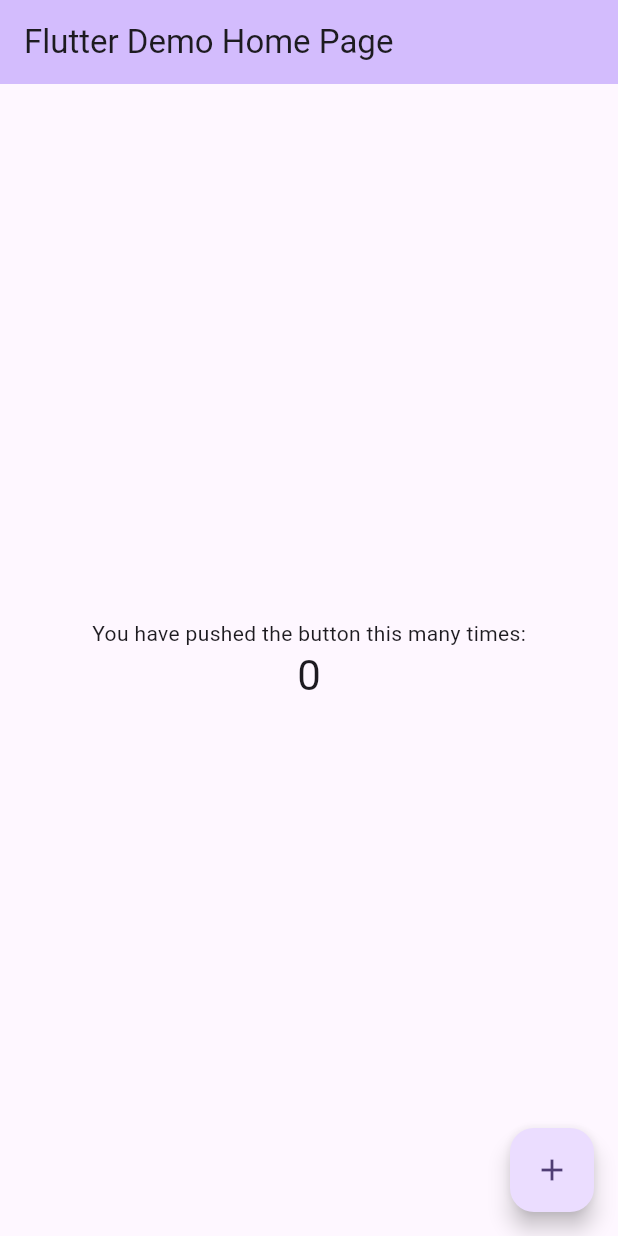
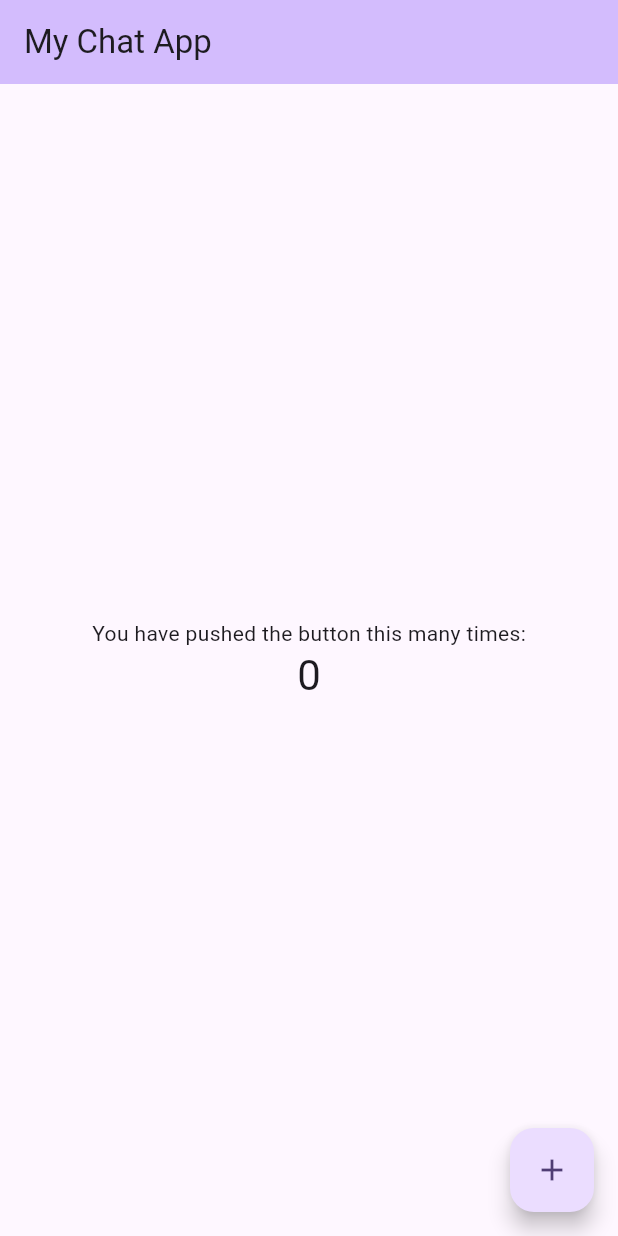
Before and after one commit to kunalroy23042009/mychatapp, a Flutter app: the screen it shows after launch, on a phone screen of 412 x 824 dp. Run offline on Flutter 3.47's test engine with Material 3 defaults, Android fonts, the phone set to English and light mode, and no system bars.

Commit message:
Updated app title

```diff
--- a/lib/main.dart
+++ b/lib/main.dart
@@ -30,7 +30,7 @@ class MyApp extends StatelessWidget {
         // tested with just a hot reload.
         colorScheme: ColorScheme.fromSeed(seedColor: Colors.deepPurple),
       ),
-      home: const MyHomePage(title: 'Flutter Demo Home Page'),
+      home: const MyHomePage(title: 'My Chat App'),
     );
   }
 }
```
